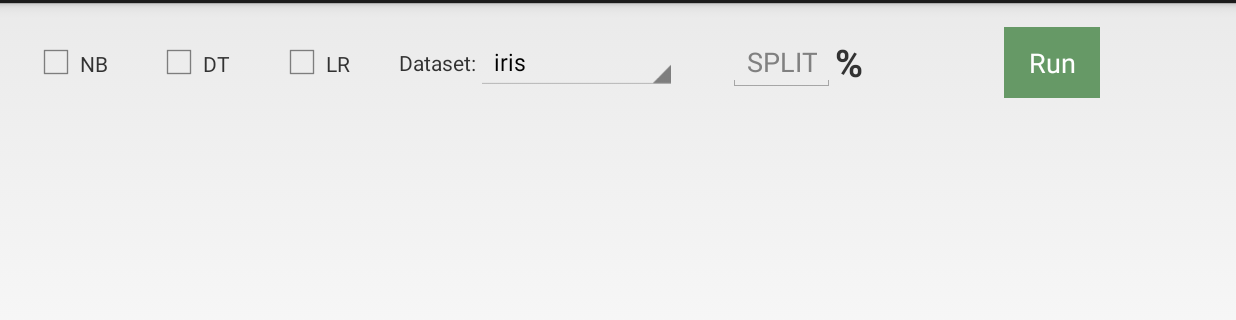
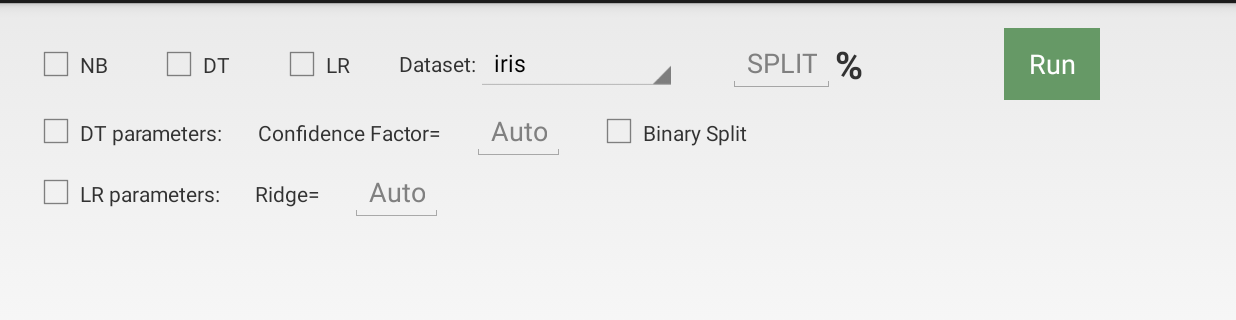
Before and after one commit to alexdwang/Benchmarking, an Android app: the screen it shows after launch (MainActivity), on a phone screen of 824 x 412 dp (held sideways), the part 57-377 px from its top. Run offline under Robolectric (Android 15) with nearby library versions, the phone set to English and light mode, and no system bars; libraries missing offline, so code that uses them is left out: weka.classifiers, weka.core.

Commit message:
tune parameters

```diff
--- a/app/build.gradle
+++ b/app/build.gradle
@@ -21,4 +21,5 @@ android {
 dependencies {
     compile files('libs/wekaSTRIPPED.jar')
     compile 'com.android.support:support-v4:18.0.0'
+    compile files('libs/weka-3-2-3-parallel.jar')
 }
--- a/app/src/main/java/com/example/filetest/MainActivity.java
+++ b/app/src/main/java/com/example/filetest/MainActivity.java
@@ -26,6 +26,7 @@ import android.content.Intent;
 import android.os.Bundle;
 import android.os.AsyncTask;
 import android.app.Activity;
+import android.text.InputType;
 import android.text.method.ScrollingMovementMethod;
 import android.util.Log;
 import android.view.Menu;
@@ -42,6 +43,7 @@ import android.widget.Toast;
 import android.widget.AdapterView;
 import android.widget.AdapterView.OnItemSelectedListener;
 
+import weka.core.Check;
 import weka.core.Instances;
 import weka.classifiers.Classifier;
 import weka.classifiers.Evaluation;
@@ -58,10 +60,16 @@ public class MainActivity extends Activity {
 	private CheckBox c1;
 	private CheckBox c2;
 	private CheckBox c3;
+	private CheckBox cDTPara;
+	private CheckBox cDTBinarySplit;
+	private CheckBox cLRPara;
+	private EditText etDTConfidenceFactor;
+	private EditText etLRRidge;
+
 	private Spinner spinner;
 	private ArrayAdapter<String> adapter;
 	private static final String [] dataset ={"iris", "breast-cancer", "credit-g", "glass", "hypothyroid"/*, "supermarket"*/};
-	private static final String IP = "192.168.0.13";
+	private static final String IP = "10.143.10.253";
 	static final String PROJECT_PATH = "sdcard/Benchmarking_ML_Project/";
 	static final String LOGFILE_PATH = "mylog.txt";
 	private String chooseDataset = "iris";
@@ -74,6 +82,10 @@ public class MainActivity extends Activity {
 		c1 = (CheckBox) findViewById(R.id.checkBox1);
 		c2 = (CheckBox) findViewById(R.id.checkBox2);
 		c3 = (CheckBox) findViewById(R.id.checkBox3);
+		cDTPara = (CheckBox) findViewById(R.id.checkBoxDT);
+		cDTBinarySplit = (CheckBox) findViewById(R.id.checkBoxDTSplit);
+		cLRPara = (CheckBox) findViewById(R.id.checkBoxLR);
+
 		spinner = (Spinner) findViewById(R.id.spinner);
 		adapter = new ArrayAdapter<String>(this,android.R.layout.simple_spinner_item,dataset);
 		adapter.setDropDownViewResource(android.R.layout.simple_spinner_dropdown_item);
@@ -93,7 +105,11 @@ public class MainActivity extends Activity {
 												}
 											});
 		et = (EditText)findViewById(R.id.edtPercent);
+		etDTConfidenceFactor = (EditText)findViewById(R.id.edtDTConfidenceFactor);
+		etLRRidge = (EditText)findViewById(R.id.edtLRRidge);
 //        et.setText("80");
+
+		etDTConfidenceFactor.setInputType(InputType.TYPE_CLASS_NUMBER | InputType.TYPE_NUMBER_FLAG_DECIMAL);
 		resultTv = (TextView) findViewById(R.id.TextViewResult);
 		resultTv.setMovementMethod(ScrollingMovementMethod.getInstance());
 		mButton = (Button)findViewById(R.id.btnexec);
@@ -136,6 +152,17 @@ public class MainActivity extends Activity {
 		   Toast.makeText(getApplicationContext(), "Split rate must be between 1 and 99",Toast.LENGTH_SHORT).show();
 		   return false;
 	   }
+	   if (c2.isChecked() && cDTPara.isChecked()){
+		   String confidenceFactor = etDTConfidenceFactor.getText().toString();
+		   if (confidenceFactor == null || confidenceFactor.equals("") || confidenceFactor.length() == 0) {
+		   } else {
+			   float f_confidenceFactor = Float.parseFloat(confidenceFactor);
+			   if (f_confidenceFactor < 0.01 || f_confidenceFactor > 0.5){
+				   Toast.makeText(getApplicationContext(), "Confidence Factor must be between 0.01 and 0.5",Toast.LENGTH_SHORT).show();
+				   return false;
+			   }
+		   }
+	   }
 	   return true;
    }
 
@@ -151,10 +178,33 @@ public class MainActivity extends Activity {
 			sb.append(dilimiter);
 			dilimiter = "|";
 			sb.append("dt");
+			if (cDTPara.isChecked()){
+				String confidenceFactor = etDTConfidenceFactor.getText().toString();
+				if (confidenceFactor == null || confidenceFactor.equals("") || confidenceFactor.length() == 0) {
+					sb.append(":");
+					sb.append("0");
+				} else {
+					float f_confidenceFactor = Float.parseFloat(confidenceFactor);
+					sb.append(":");
+					sb.append(f_confidenceFactor);
+				}
+				String binary_split = cDTBinarySplit.isChecked()?"true":"false";
+				sb.append(",");
+				sb.append(binary_split);
+			}
 		}
 		if (c3.isChecked()){
 			sb.append(dilimiter);
 			sb.append("lr");
+			if (cLRPara.isChecked()){
+				String ridge = etLRRidge.getText().toString();
+				if (ridge == null || ridge.equals("") || ridge.length() == 0) {
+				} else {
+					double d_ridge = Double.parseDouble(ridge);
+					sb.append(":");
+					sb.append(d_ridge);
+				}
+			}
 		}
 		return sb.toString();
 	}
--- a/app/src/main/res/layout/main.xml
+++ b/app/src/main/res/layout/main.xml
@@ -145,8 +145,93 @@
     </LinearLayout>
 
     <LinearLayout
+        android:orientation="horizontal"
         android:layout_width="match_parent"
-        android:layout_height="300dp"
+        android:layout_height="wrap_content"
+        android:layout_weight="3">
+        <CheckBox
+            android:id="@+id/checkBoxDT"
+            android:layout_width="wrap_content"
+            android:layout_height="fill_parent"
+            android:layout_centerVertical="true"
+            android:layout_marginLeft="1dp" />
+        <TextView
+            android:id="@+id/TextViewDTPara"
+            android:layout_height="wrap_content"
+            android:layout_width="wrap_content"
+            android:text="DT parameters: "/>
+        <TextView
+            android:id="@+id/TextViewDTConfidenceFactor"
+            android:layout_height="wrap_content"
+            android:layout_width="wrap_content"
+            android:layout_marginLeft="20dp"
+            android:text="Confidence Factor="/>
+        <EditText
+            android:id="@+id/edtDTConfidenceFactor"
+            android:layout_gravity="center"
+            android:hint="Auto"
+            android:gravity="center"
+            android:inputType="number"
+            android:layout_width="wrap_content"
+            android:layout_height="wrap_content"
+            android:layout_marginLeft="20dp"
+            android:layout_marginStart="40dp"
+            android:layout_centerVertical="true"
+            android:layout_alignParentLeft="true"
+            android:layout_alignParentStart="true"></EditText>
+        <CheckBox
+            android:id="@+id/checkBoxDTSplit"
+            android:layout_width="wrap_content"
+            android:layout_height="fill_parent"
+            android:layout_marginLeft="20dp"
+            android:layout_centerVertical="true" />
+        <TextView
+            android:id="@+id/TextViewDTBinarySplit"
+            android:layout_height="wrap_content"
+            android:layout_width="wrap_content"
+            android:text="Binary Split"/>
+    </LinearLayout>
+
+    <LinearLayout
+        android:orientation="horizontal"
+        android:layout_width="match_parent"
+        android:layout_height="wrap_content"
+        android:layout_weight="3">
+        <CheckBox
+            android:id="@+id/checkBoxLR"
+            android:layout_width="wrap_content"
+            android:layout_height="fill_parent"
+            android:layout_centerVertical="true"
+            android:layout_marginLeft="1dp" />
+        <TextView
+            android:id="@+id/TextViewLRPara"
+            android:layout_height="wrap_content"
+            android:layout_width="wrap_content"
+            android:text="LR parameters: "/>
+        <TextView
+            android:id="@+id/TextViewLRRidge"
+            android:layout_height="wrap_content"
+            android:layout_width="wrap_content"
+            android:layout_marginLeft="20dp"
+            android:text="Ridge="/>
+        <EditText
+            android:id="@+id/edtLRRidge"
+            android:layout_gravity="center"
+            android:hint="Auto"
+            android:gravity="center"
+            android:inputType="numberDecimal"
+            android:layout_width="wrap_content"
+            android:layout_height="wrap_content"
+            android:layout_marginLeft="20dp"
+            android:layout_marginStart="40dp"
+            android:layout_centerVertical="true"
+            android:layout_alignParentLeft="true"
+            android:layout_alignParentStart="true"></EditText>
+    </LinearLayout>
+
+    <LinearLayout
+        android:layout_width="match_parent"
+        android:layout_height="200dp"
         android:layout_weight="20">
         <ScrollView
             android:layout_width="match_parent"
```
Also changed, not shown: 55 other files.
